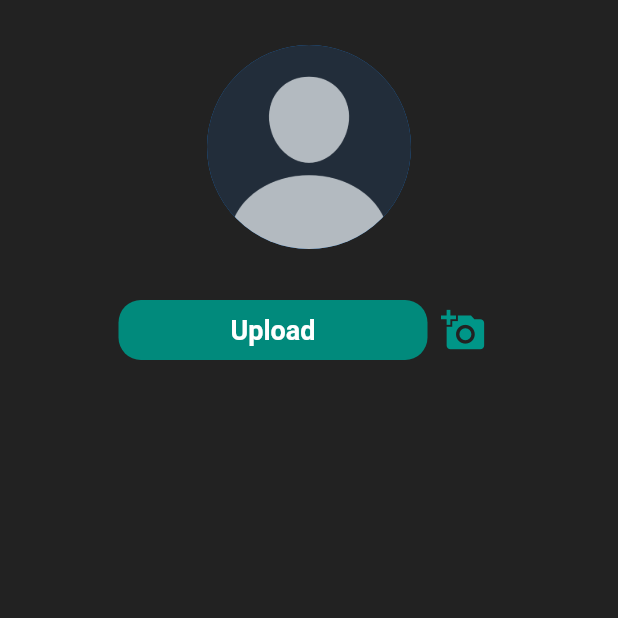
After one commit to nimnagunasekera/To-Do-App, a Flutter app: the HomePage screen opened directly, item 3 of the bottom bar chosen, after a tap on the "add a photo" icon, on a phone screen of 412 x 824 dp, the top half of it. The commit adds this screen. Run offline on Flutter 3.47's test engine with Material 2 defaults, Android fonts, the phone set to English and light mode, and no system bars; our stand-ins replace cloud_firestore, firebase_auth, firebase_core, flutter_secure_storage, flutter_svg, google_sign_in and 2 more; accounts and stored records are empty.

Commit message:
Profile Page Image Picker

```diff
--- a/lib/pages/home_page.dart
+++ b/lib/pages/home_page.dart
@@ -4,6 +4,7 @@ import 'package:cloud_firestore/cloud_firestore.dart';
 import 'package:flutter/material.dart';
 import 'package:todo/custom/todo_card.dart';
 import 'package:todo/pages/add_todo.dart';
+import 'package:todo/pages/profile.dart';
 import 'package:todo/pages/view_data.dart';
 import '../service/auth_service.dart';
 import 'package:intl/intl.dart';
@@ -127,11 +128,17 @@ class _HomePageState extends State<HomePage> {
             ),
             label: "",
           ),
-          const BottomNavigationBarItem(
-            icon: Icon(
-              Icons.settings,
-              size: 32,
-              color: Colors.white,
+          BottomNavigationBarItem(
+            icon: InkWell(
+              onTap: () {
+                Navigator.push(context,
+                    MaterialPageRoute(builder: (builder) => const Profile()));
+              },
+              child: Icon(
+                Icons.settings,
+                size: 32,
+                color: Colors.white,
+              ),
             ),
             label: "",
           ),
--- /dev/null
+++ b/lib/pages/profile.dart
@@ -0,0 +1,96 @@
+import 'dart:io';
+
+import 'package:flutter/material.dart';
+import 'package:image_picker/image_picker.dart';
+
+class Profile extends StatefulWidget {
+  const Profile({super.key});
+
+  @override
+  State<Profile> createState() => _ProfileState();
+}
+
+class _ProfileState extends State<Profile> {
+  final ImagePicker picker = ImagePicker();
+  XFile? image;
+  @override
+  Widget build(BuildContext context) {
+    return Scaffold(
+      backgroundColor: Colors.black87,
+      // ignore: sized_box_for_whitespace
+      body: SafeArea(
+        // ignore: sized_box_for_whitespace
+        child: Container(
+          width: MediaQuery.of(context).size.width,
+          child: Column(
+            crossAxisAlignment: CrossAxisAlignment.center,
+            children: [
+              const SizedBox(
+                height: 30,
+              ),
+              const CircleAvatar(
+                radius: 68,
+                backgroundImage: AssetImage("assets/avatar.png"),
+              ),
+              const SizedBox(
+                height: 30,
+              ),
+              Row(
+                mainAxisAlignment: MainAxisAlignment.center,
+                children: [
+                  button(),
+                  IconButton(
+                      onPressed: () async {
+                        image =
+                            await picker.pickImage(source: ImageSource.gallery);
+                        setState(() {
+                          image = image;
+                        });
+                      },
+                      icon: const Icon(
+                        Icons.add_a_photo,
+                        color: Colors.teal,
+                        size: 30,
+                      )),
+                ],
+              )
+            ],
+          ),
+        ),
+      ),
+    );
+  }
+
+  //This method is used to get the image from the gallery
+  ImageProvider getImage() {
+    if (image != null) {
+      return FileImage(File(image!.path));
+    } else {
+      return const AssetImage("assets/avatar.png");
+    }
+  }
+
+  Widget button() {
+    return InkWell(
+      onTap: () {},
+      child: Container(
+        height: 40,
+        width: MediaQuery.of(context).size.width / 2,
+        decoration: BoxDecoration(
+          color: const Color.fromARGB(255, 1, 138, 124),
+          borderRadius: BorderRadius.circular(15),
+        ),
+        child: const Center(
+          child: Text(
+            "Upload",
+            style: TextStyle(
+              color: Colors.white,
+              fontSize: 18,
+              fontWeight: FontWeight.w600,
+            ),
+          ),
+        ),
+      ),
+    );
+  }
+}
--- a/pubspec.yaml
+++ b/pubspec.yaml
@@ -43,6 +43,7 @@ dependencies:
   otp_text_field: ^1.1.3
   cloud_firestore: ^4.7.1
   intl: ^0.18.1
+  image_picker: ^0.8.7+5
 
 dev_dependencies:
   flutter_test:
```
Also changed, not shown: pubspec.lock, 1 other file.
